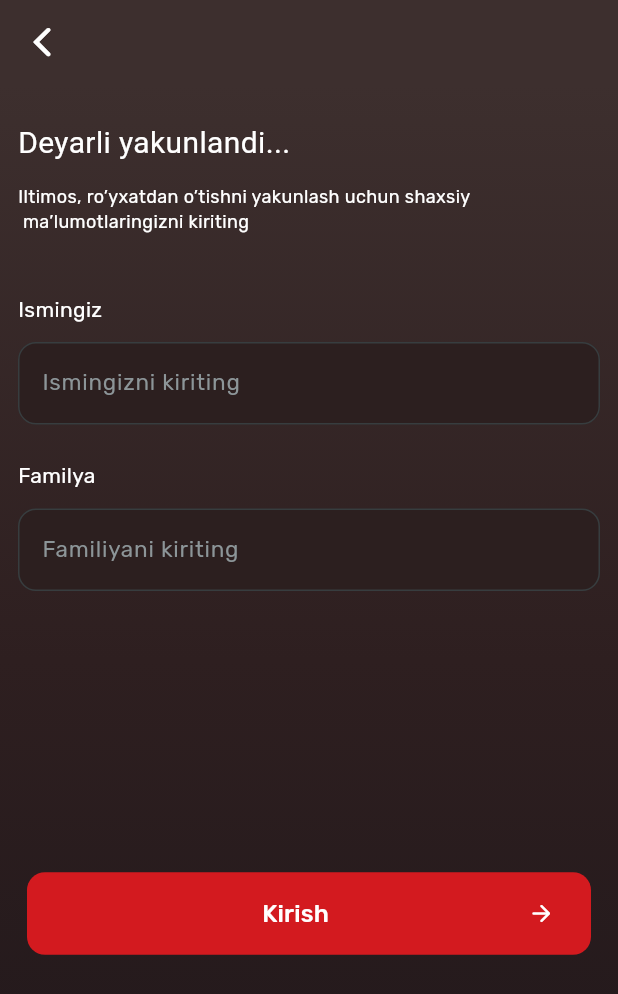
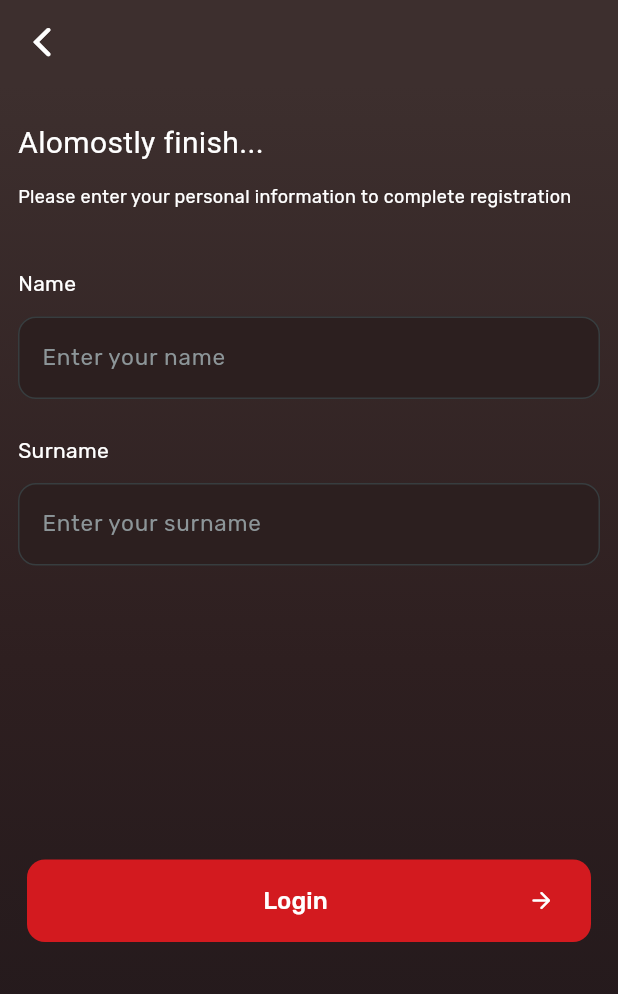
Before and after one commit to professorDeveloper/KinoPlus-Mobile, a Flutter app: the RegisterScreen screen opened directly, on a phone screen of 412 x 824 dp. Shown: the top 994 px of the screen. Run offline on Flutter 3.47's test engine with Material 3 defaults, Android fonts, the phone set to English and light mode, and no system bars; our stand-ins replace bloc, carousel_slider, google_fonts, pin_code_fields, shared_preferences; missing offline and left inert: flutter_device_type; accounts and stored records are empty; generated files the repository leaves out were written again; network calls fail.

Commit message:
Language Finished
Language  complated. 👍

```diff
--- a/lib/l10n/app_en.arb
+++ b/lib/l10n/app_en.arb
@@ -4,8 +4,10 @@
     "phoneNumber":"Phone number",
     "login":"Login",
     "loginviaqr":"Login via QR Code",
+
     "verifyphonetxt":"Verify your phone number!",
-    "sendsmscodedesc":"a 6-digit code has been sent to the phone number, please enter this code!",
+    "sendsmscodedesc":" a 6-digit code has been sent to the phone number, please enter this code!",
+    "enterCodetxt":"Enter code",
     "chooseAccountTxt":"Choose profile",
     "registerDesc":"Please enter your personal information to complete registration",
     "almostlyFinishTxt":"Alomostly finish...",
@@ -13,5 +15,7 @@
     "surnameTxt":"Surname",
     "enterNameTxt":"Enter your name",
     "enterSurnameTxt":"Enter your surname",
-    "finishRegister":"Finish registration"
+    "finishRegister":"Finish registration",
+    "orTxt":"Or",
+    "addAccountTxt":"Add account"
     }
--- a/lib/main.dart
+++ b/lib/main.dart
@@ -12,7 +12,7 @@ void main() {
 
 class MyApp extends StatelessWidget {
    MyApp({super.key});
-  Locale locale = L10n.all[0];
+  Locale locale = L10n.all[1];
   // This widget is the root of your application.
   @override
   Widget build(BuildContext context) {
--- a/lib/presentation/ui/screens/auth/login_screen.dart
+++ b/lib/presentation/ui/screens/auth/login_screen.dart
@@ -53,14 +53,14 @@ class LoginScreen extends StatelessWidget {
                     Text(AppLocalizations.of(context)!.enterLogin, style: AppStyle.daysOne20White),
                     const SizedBox(height: 8),
                     Text(
-                      'Tizimga kirish va ro‘yxatdan o‘tish uchun siz quyidagi usullardan foydalanishingiz mumkin.',
+                      AppLocalizations.of(context)!.loginDesc,
                       style: AppStyle.rubik14Gray2,
                     ),
                     const SizedBox(height: 20),
 
                     // Phone number input
                     Text(
-                      'Telefon raqamingiz',
+                      AppLocalizations.of(context)!.phoneNumber,
                       style: AppStyle.rubik14White,
                     ),
                     const SizedBox(height: 8),
@@ -155,7 +155,7 @@ class LoginScreen extends StatelessWidget {
                             children: [
                               Spacer(),
                               Text(
-                                "Kirish",
+                                AppLocalizations.of(context)!.login,
                                 style: AppStyle.rubik16White),
                               Spacer(),
                               Icon(
@@ -168,7 +168,7 @@ class LoginScreen extends StatelessWidget {
                       ),
                     ),
                     const SizedBox(height: 20),
-                    const CustomAnimationsSlide(
+                     CustomAnimationsSlide(
                       direction: FadeSlideDirection.btt,
                       duration: 0.8,
                       child: Row(children: <Widget>[
@@ -180,7 +180,7 @@ class LoginScreen extends StatelessWidget {
                         ),
                         SizedBox(width: 10),
                         Text(
-                          "Yoki",
+                          AppLocalizations.of(context)!.orTxt,
                           style: TextStyle(color: AppColor.Gray2),
                         ),
                         SizedBox(width: 10),
@@ -241,7 +241,7 @@ class LoginScreen extends StatelessWidget {
                                   color: Colors.white),
                               SizedBox(width: 12),
                               Text(
-                                'QR Code orqali kirish',
+                                AppLocalizations.of(context)!.loginviaqr,
                                 style: AppStyle.rubik14White
                               ),
                             ],
--- a/lib/presentation/ui/screens/auth/register_screen.dart
+++ b/lib/presentation/ui/screens/auth/register_screen.dart
@@ -6,6 +6,7 @@ import 'package:kinoplusmobile/presentation/ui/screens/home/home_screen.dart';
 import 'package:pin_code_fields/pin_code_fields.dart';
 
 import '../../../../core/constants/app_color.dart';
+import 'package:flutter_gen/gen_l10n/app_localizations.dart';
 import '../../../../core/constants/app_style.dart';
 import '../../../../navigator/navigator.dart';
 import '../../../helpers/custom_animation.dart';
@@ -64,13 +65,13 @@ class _RegisterScreenState extends State<RegisterScreen> {
                   crossAxisAlignment: CrossAxisAlignment.start,
                   mainAxisAlignment: MainAxisAlignment.start,
                   children: [
-                    Text('Deyarli yakunlandi...',
+                    Text(AppLocalizations.of(context)!.almostlyFinishTxt,
                         style: AppStyle.daysOne20White),
                     SizedBox(
                       height: 12,
                     ),
                     Text(
-                      "Iltimos, ro’yxatdan o’tishni yakunlash uchun shaxsiy \n ma’lumotlaringizni kiriting",
+                      AppLocalizations.of(context)!.registerDesc,
                       style: AppStyle.rubik12White,
                     )
                   ],
@@ -85,7 +86,7 @@ class _RegisterScreenState extends State<RegisterScreen> {
                   crossAxisAlignment: CrossAxisAlignment.start,
                   children: [
                     Text(
-                      "Ismingiz",
+                      AppLocalizations.of(context)!.nameTxt,
                       style: AppStyle.rubik14White,
                     ),
                     SizedBox(
@@ -95,7 +96,7 @@ class _RegisterScreenState extends State<RegisterScreen> {
                       style: AppStyle.rubik15White,
                       keyboardType: TextInputType.phone,
                       decoration: InputDecoration(
-                        hintText: "Ismingizni kiriting",
+                        hintText:AppLocalizations.of(context)!.enterNameTxt,
                         hintStyle: GoogleFonts.rubik( fontSize:15,color: AppColor.Gray2),
                         prefixIconConstraints: const BoxConstraints(
                           minWidth: 0,
@@ -127,7 +128,7 @@ class _RegisterScreenState extends State<RegisterScreen> {
                   crossAxisAlignment: CrossAxisAlignment.start,
                   children: [
                     Text(
-                      "Familya",
+                      AppLocalizations.of(context)!.surnameTxt,
                       style: AppStyle.rubik14White,
                     ),
                     SizedBox(
@@ -137,7 +138,7 @@ class _RegisterScreenState extends State<RegisterScreen> {
                       style: AppStyle.rubik15White,
                       keyboardType: TextInputType.phone,
                       decoration: InputDecoration(
-                        hintText: "Familiyani kiriting",
+                        hintText:AppLocalizations.of(context)!.enterSurnameTxt,
                         hintStyle: GoogleFonts.rubik( fontSize:15,color: AppColor.Gray2),
                         prefixIconConstraints: const BoxConstraints(
                           minWidth: 0,
@@ -187,7 +188,7 @@ class _RegisterScreenState extends State<RegisterScreen> {
                         children: [
                           Spacer(),
                           Text(
-                              "Kirish",
+                              AppLocalizations.of(context)!.login,
                               style:AppStyle.rubik16White
                           ),
                           Spacer(),
--- a/lib/presentation/ui/screens/auth/verify_screen.dart
+++ b/lib/presentation/ui/screens/auth/verify_screen.dart
@@ -5,7 +5,7 @@ import 'package:kinoplusmobile/core/constants/app_style.dart';
 import 'package:kinoplusmobile/navigator/navigator.dart';
 import 'package:kinoplusmobile/presentation/ui/screens/profile/choose_profile.dart';
 import 'package:pin_code_fields/pin_code_fields.dart';
-
+import 'package:flutter_gen/gen_l10n/app_localizations.dart';
 import '../../../../core/constants/app_color.dart';
 import '../../../helpers/custom_animation.dart';
 
@@ -63,7 +63,7 @@ class _VerifyScreenState extends State<VerifyScreen> {
               SizedBox(height: 18),
               Text(
                 textAlign: TextAlign.center,
-                "Telefon raqamingizni \n tasdiqlang!",
+                AppLocalizations.of(context)!.verifyphonetxt,
                 style: AppStyle.daysOne20White,
               ),
               SizedBox(height: 18),
@@ -78,7 +78,7 @@ class _VerifyScreenState extends State<VerifyScreen> {
                         style: AppStyle.rubik16White,
                       ),
                       TextSpan(
-                        text: ' telefon raqamiga 6 xonali kod yuborildi, ushbu kodni kiriting!',
+                        text: AppLocalizations.of(context)!.sendsmscodedesc,
                         style: AppStyle.rubik16Gray2,
                       ),
                     ],
@@ -86,7 +86,7 @@ class _VerifyScreenState extends State<VerifyScreen> {
                 ),
               ),
               SizedBox(height: 36),
-              Text("Kodni kiriting", style: AppStyle.rubik13Gray2),
+              Text(AppLocalizations.of(context)!.enterCodetxt, style: AppStyle.rubik13Gray2),
               SizedBox(height: 15),
               Padding(
                 padding: const EdgeInsets.symmetric(horizontal: 25.0),
@@ -143,7 +143,7 @@ class _VerifyScreenState extends State<VerifyScreen> {
                         children: [
                           Spacer(),
                           Text(
-                            "Kirish",
+                            AppLocalizations.of(context)!.login,
                             style: AppStyle.rubik16White,
                           ),
                           Spacer(),
```
Also changed, not shown: lib/l10n/app_uz.arb (+6 -3 lines), lib/presentation/ui/screens/profile/choose_profile.dart (+4 -3 lines).
